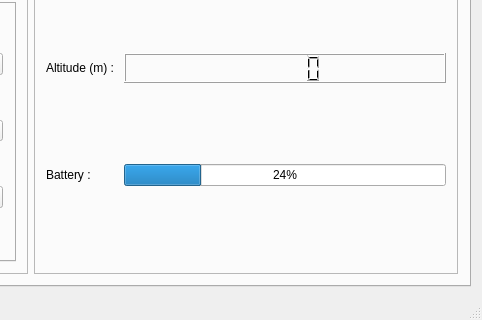
The window that mainwindow.ui (PeanutsFR/ML_CYA) describes before a commit, drawn with Qt 5; both pictures show x 420 to 902 and y 479 to 799 of the 902 by 799 pixel window.
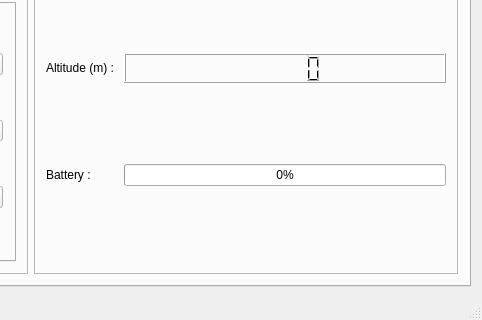
The same window after the commit. The open tabs and pages were chosen to show the change.

What changed in the file:
```diff
--- a/mainwindow.ui
+++ b/mainwindow.ui
@@ -126,7 +126,7 @@
            <item row="1" column="1">
             <widget class="QProgressBar" name="progressBar">
              <property name="value">
-              <number>24</number>
+              <number>0</number>
              </property>
             </widget>
            </item>
```
Left out of the diff: 2 changed lines with no effect on the pictures.
